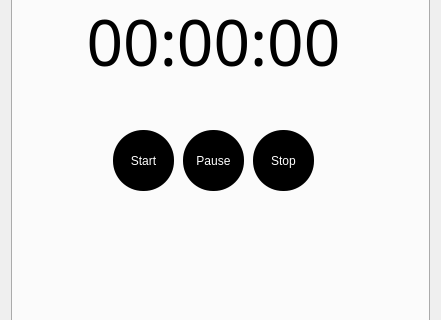
HosseinSadeghi-dev/Alarms_Clock_windows, file form.ui: the form before one commit; both pictures show x 0 to 441 and y 97 to 417 of the 441 by 506 pixel window.
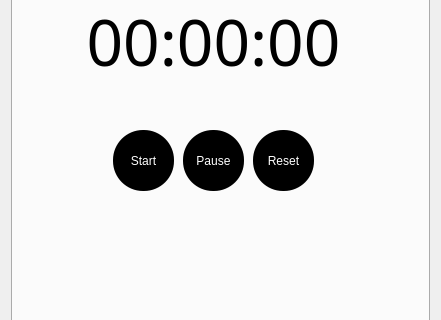
The form after the commit. The open tabs and pages were chosen to show the change.

```diff
--- a/form.ui
+++ b/form.ui
@@ -243,7 +243,7 @@
         <string notr="true">border: 0px; border-radius: 30px; background-color: #000; color: #fff;</string>
        </property>
        <property name="text">
-        <string>Stop</string>
+        <string>Reset</string>
        </property>
       </widget>
       <widget class="QLabel" name="lbl_stopwatch">
```
Left out of the diff: 4 changed lines with no effect on the pictures.
